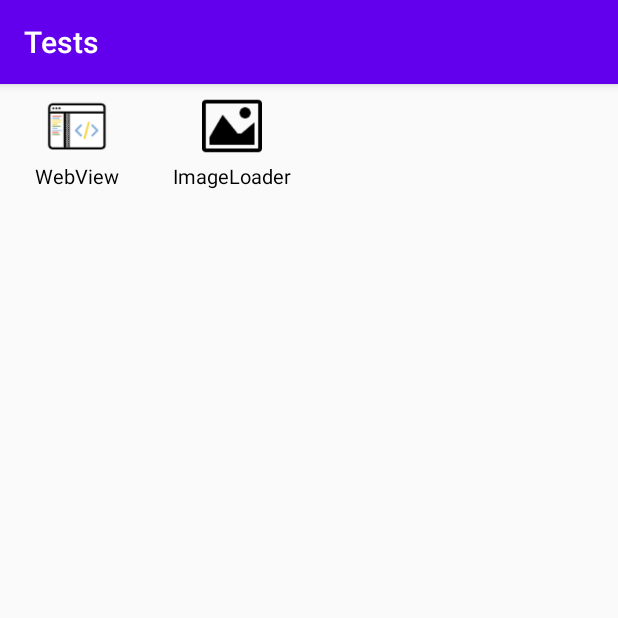
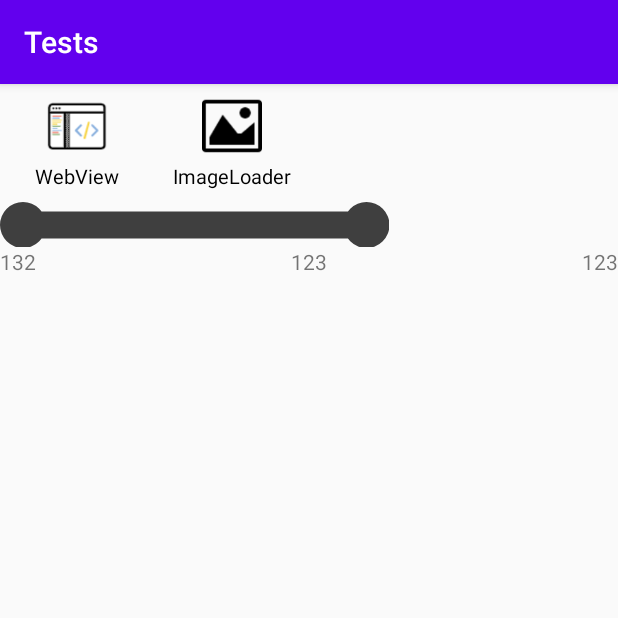
Before and after one commit to BATTERIA/Dndroid, an Android app: the screen it shows after launch (MainActivity), on a phone screen of 412 x 824 dp, the top half of it. Run offline under Robolectric (Android 15) with nearby library versions, the phone set to English and light mode, and no system bars.

Commit message:
[FEATURE] 测试代码

```diff
--- /dev/null
+++ b/app/src/main/java/com/bilibili/bililive/tests/view/ProgressView.kt
@@ -0,0 +1,68 @@
+package com.bilibili.bililive.tests.view
+
+import android.annotation.SuppressLint
+import android.content.Context
+import android.graphics.*
+import android.os.Build
+import android.support.annotation.RequiresApi
+import android.util.AttributeSet
+import android.view.View
+import com.bilibili.bililive.tests.R
+
+/**
+ * @author: yaobeihaoyu
+ * @version: 1.0
+ * @since: 2020/7/27 2:50 PM
+ * @description:
+ */
+class ProgressView(context: Context, set: AttributeSet) : View(context, set) {
+    private val paint: Paint = Paint(Paint.ANTI_ALIAS_FLAG)
+    private val path = Path()
+    val array = intArrayOf(resources.getColor(R.color.pk_battle_left_progress_start),
+        resources.getColor(R.color.pk_battle_left_progress_end),
+        resources.getColor(R.color.pk_battle_right_progress_start),
+        resources.getColor(R.color.pk_battle_right_progress_end))
+
+//
+//    val array = intArrayOf(resources.getColor(R.color.pk_bg2),
+//        resources.getColor(R.color.pk_bg),
+//        resources.getColor(R.color.pk_bg),
+//        resources.getColor(R.color.pk_bg2))
+//    val array = intArrayOf(R.color.pk_bg, R.color.pk_bg)
+
+    @SuppressLint("DrawAllocation")
+    @RequiresApi(Build.VERSION_CODES.LOLLIPOP)
+    override fun onDraw(canvas: Canvas?) {
+        super.onDraw(canvas)
+        paint.color = resources.getColor(R.color.pk_bg)
+//        path.moveTo(0f, 0f)
+//        path.lineTo(width.toFloat(), height.toFloat())
+//        canvas?.drawPath(path, paint)
+
+//        val linearGradient = LinearGradient(
+//            0f, 0f, width.toFloat(), 0f,
+//            array, floatArrayOf(0f, 0.5f, 0.5f, 1f),
+//            Shader.TileMode.CLAMP
+//        )
+//        val linearGradient = LinearGradient(
+//            0f, 0f, width.toFloat(), 0f,
+//            array, floatArrayOf(0f, height / width.toFloat(), 1 - height / width.toFloat(), 1f),
+//            Shader.TileMode.CLAMP
+//        )
+//
+//        paint.shader = linearGradient
+        val path = Path()
+        path.addCircle(dip2px(context, 15f), dip2px(context, 15f), dip2px(context, 15f), Path.Direction.CW)
+        path.addCircle(dip2px(context, 244f), dip2px(context, 15f), dip2px(context, 15f), Path.Direction.CW)
+        path.addRect(dip2px(context, 15f), dip2px(context, 6f), dip2px(context, 244f), dip2px(context, 24f), Path.Direction.CW)
+//        canvas?.drawCircle(dip2px(context, 15f), dip2px(context, 15f), dip2px(context, 15f), paint)
+//        canvas?.drawCircle(dip2px(context, 244f), dip2px(context, 15f), dip2px(context, 15f), paint)
+//        canvas?.drawRect(dip2px(context, 15f), dip2px(context, 6f), dip2px(context, 244f), dip2px(context, 24f), paint)
+        canvas?.drawPath(path, paint)
+    }
+
+    fun dip2px(context: Context, dipValue: Float): Float {
+        val scale = context.resources.displayMetrics.density
+        return dipValue * scale + 0.5f
+    }
+}
--- a/app/src/main/res/layout/activity_main.xml
+++ b/app/src/main/res/layout/activity_main.xml
@@ -12,4 +12,28 @@
         android:layout_width="match_parent"
         android:layout_height="wrap_content" />
 
+    <com.bilibili.bililive.tests.view.ProgressView
+        android:layout_width="259dp"
+        android:layout_height="30dp"/>
+
+    <RelativeLayout
+        android:layout_width="match_parent"
+        android:layout_height="wrap_content">
+        <TextView
+            android:layout_width="wrap_content"
+            android:layout_height="wrap_content"
+            android:text="132"/>
+
+        <TextView
+            android:layout_width="wrap_content"
+            android:layout_height="wrap_content"
+            android:text="123"
+            android:layout_centerInParent="true"/>
+        <TextView
+            android:layout_width="wrap_content"
+            android:layout_height="wrap_content"
+            android:text="123"
+            android:layout_alignParentRight="true"/>
+
+    </RelativeLayout>
 </LinearLayout>
--- a/app/src/main/res/values/colors.xml
+++ b/app/src/main/res/values/colors.xml
@@ -4,4 +4,10 @@
     <color name="colorPrimaryDark">#3700B3</color>
     <color name="colorAccent">#03DAC5</color>
     <color name="black">#000000</color>
+    <color name="pk_bg">#CC111111</color>
+    <color name="pk_bg2">#FF111111</color>
+    <color name="pk_battle_left_progress_start">#FF00ACBD</color>
+    <color name="pk_battle_left_progress_end">#FF62CAD9</color>
+    <color name="pk_battle_right_progress_start">#FFFFC200</color>
+    <color name="pk_battle_right_progress_end">#FFFE8F00</color>
     </resources>
```
Also changed, not shown: app/src/main/java/com/bilibili/bililive/tests/imageloader/ImageLoaderActivity.kt (+16 -0 lines), app/src/main/res/drawable/ic_bai.png (added), app/src/main/res/drawable/ic_sheng.png (added), 1 other file.
